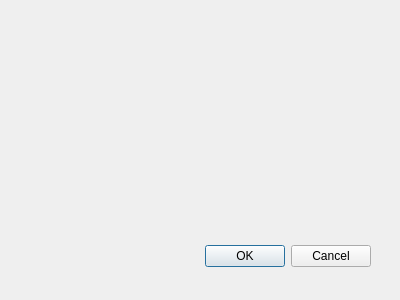
Before: the Qt Designer form SpaceMonkeys/gameoverpopup.ui in ishaanrajan/Environmental-Education-App, drawn with Qt 5.
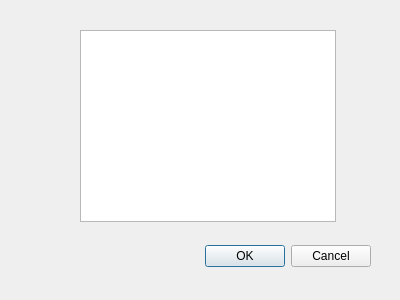
After: the same form once the commit is applied.

Commit message: now after round you cannot edit old cell

Patch:
```diff
--- a/SpaceMonkeys/gameoverpopup.ui
+++ b/SpaceMonkeys/gameoverpopup.ui
@@ -31,6 +31,16 @@
     <set>QDialogButtonBox::Cancel|QDialogButtonBox::Ok</set>
    </property>
   </widget>
+  <widget class="QTextBrowser" name="textBrowser">
+   <property name="geometry">
+    <rect>
+     <x>80</x>
+     <y>30</y>
+     <width>256</width>
+     <height>192</height>
+    </rect>
+   </property>
+  </widget>
  </widget>
  <pixmapfunction/>
  <resources/>
```
Left out of the diff: 9 changed lines with no effect on the pictures. The commit also changes 1 other file.
